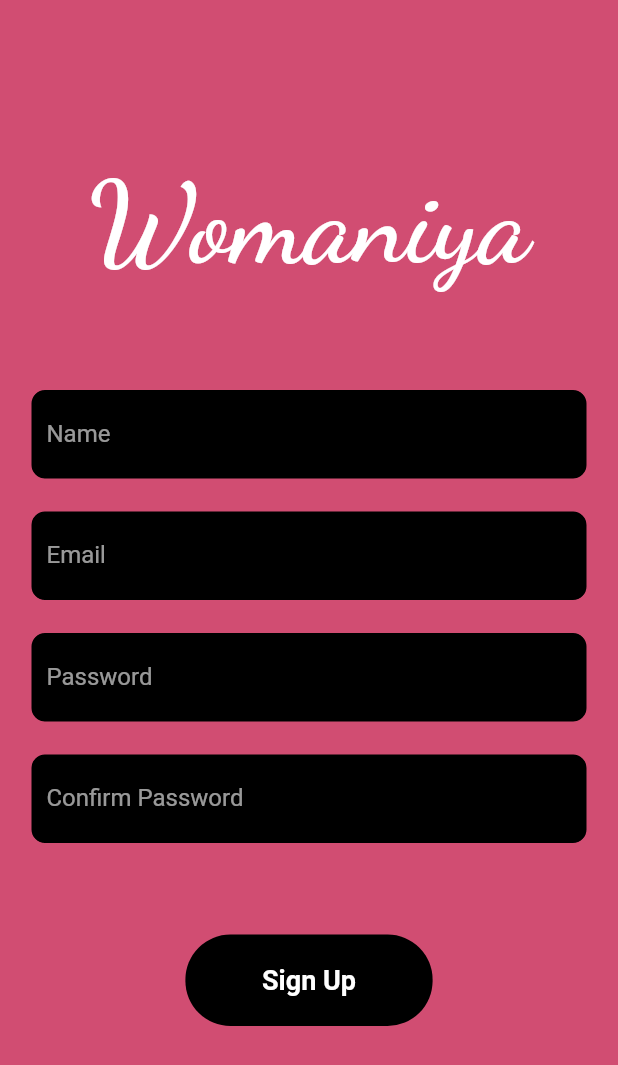
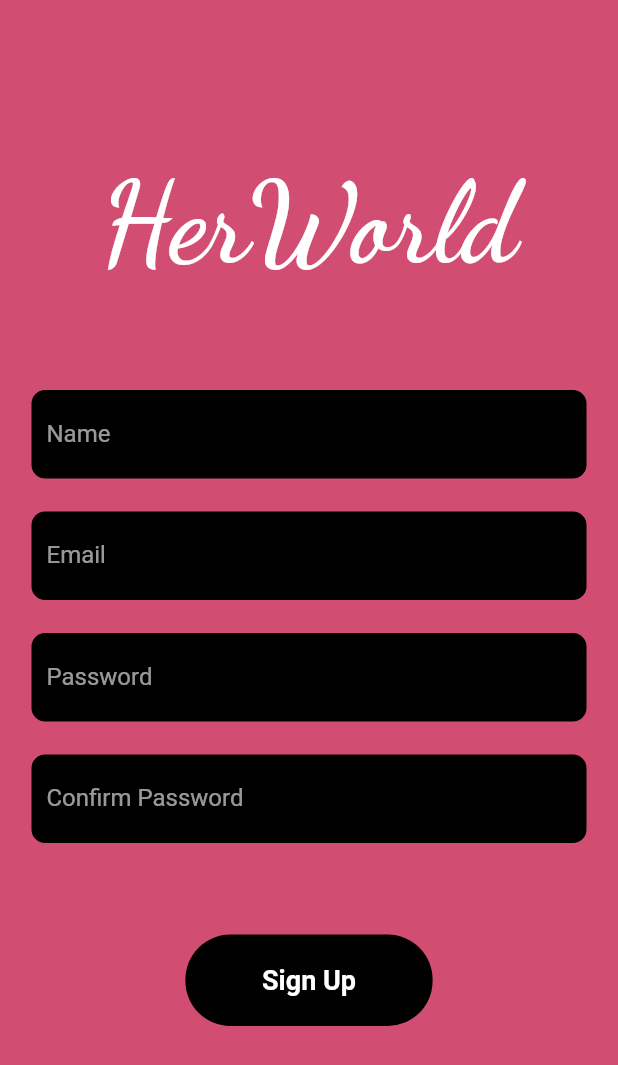
Before and after one commit to Muskan20012/HerWorld, a Flutter app: the SignupPage screen opened directly, on a phone screen of 412 x 824 dp. Shown: the top 1065 px of the screen. Run offline on Flutter 3.47's test engine with Material 2 defaults, Android fonts, the phone set to English and light mode, and no system bars; our stand-ins replace cached_network_image, cloud_firestore, firebase_analytics, firebase_auth, firebase_core, firebase_storage and 10 more; missing offline and left inert: activity_ring, dart:ffi; accounts and stored records are empty.

Commit message:
Title changed

```diff
--- a/lib/screens/onboarding/signup.dart
+++ b/lib/screens/onboarding/signup.dart
@@ -76,7 +76,7 @@ class _SignupPageState extends State<SignupPage> {
                 Container(
                   padding: const EdgeInsets.only(bottom: 65),
                   child: Text(
-                    "Womaniya",
+                    "HerWorld",
                     style: GoogleFonts.dancingScript(
                       fontSize: 75,
                       fontWeight: FontWeight.w600,
```
